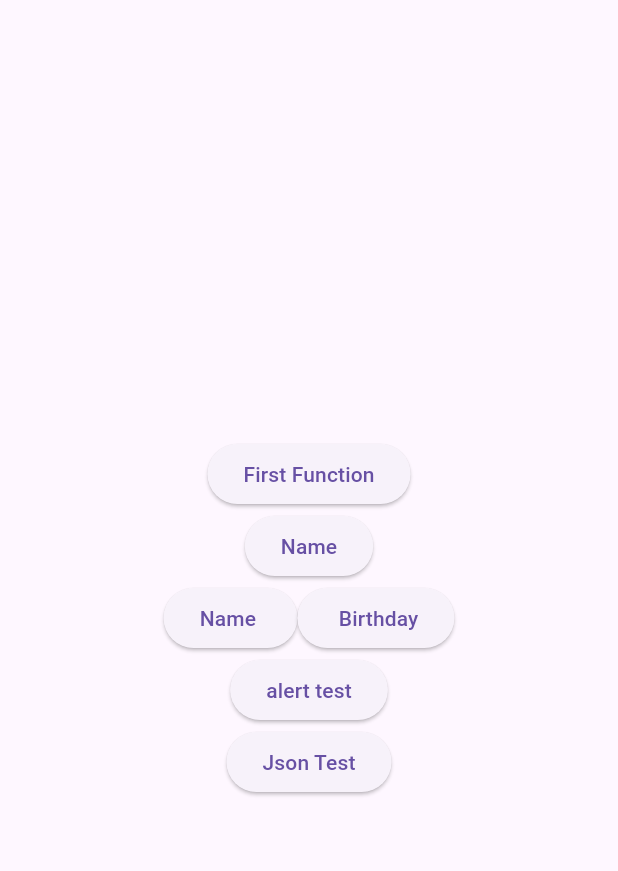
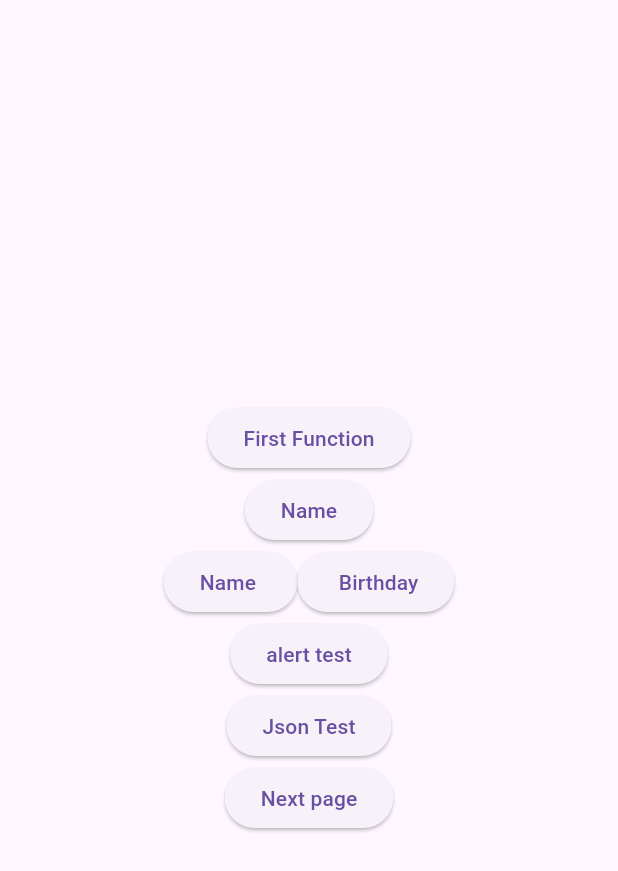
Before and after one commit to NaVindu0315/Dapp-2, a Flutter app: the screen it shows after launch, on a phone screen of 412 x 824 dp. Shown: the top 871 px of the screen. Run offline on Flutter 3.47's test engine with Material 3 defaults, Android fonts, the phone set to English and light mode, and no system bars; our stand-ins replace firebase_core, firebase_storage, quickalert; missing offline and left inert: web3dart; accounts and stored records are empty.

Commit message:
new button

```diff
--- a/lib/home.dart
+++ b/lib/home.dart
@@ -293,6 +293,17 @@ class _HomeState extends State<Home> {
                   Spacer(),
                 ],
               ),
+              Row(
+                children: [
+                  Spacer(),
+                  ElevatedButton(
+                      onPressed: () {
+                        loadJsonFromFirebase();
+                      },
+                      child: Text('Next page')),
+                  Spacer(),
+                ],
+              ),
               Spacer(),
             ],
           ),
--- a/pubspec.yaml
+++ b/pubspec.yaml
@@ -43,7 +43,7 @@ dependencies:
   quickalert: ^1.1.0
   firebase_core: ^2.24.0
   firebase_storage: ^11.5.3
-  perfect_volume_control: ^1.0.5
+  volume_controller: ^2.0.0
 
 dev_dependencies:
   flutter_test:
```
Also changed, not shown: pubspec.lock.
